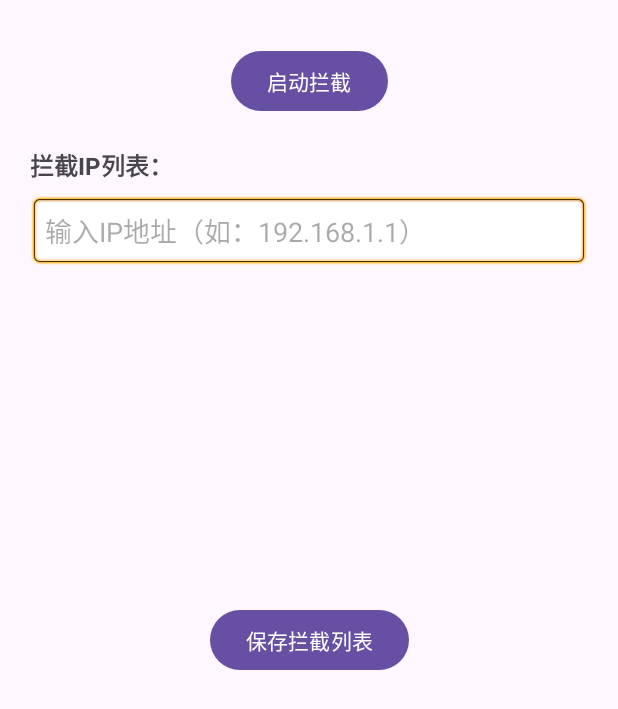
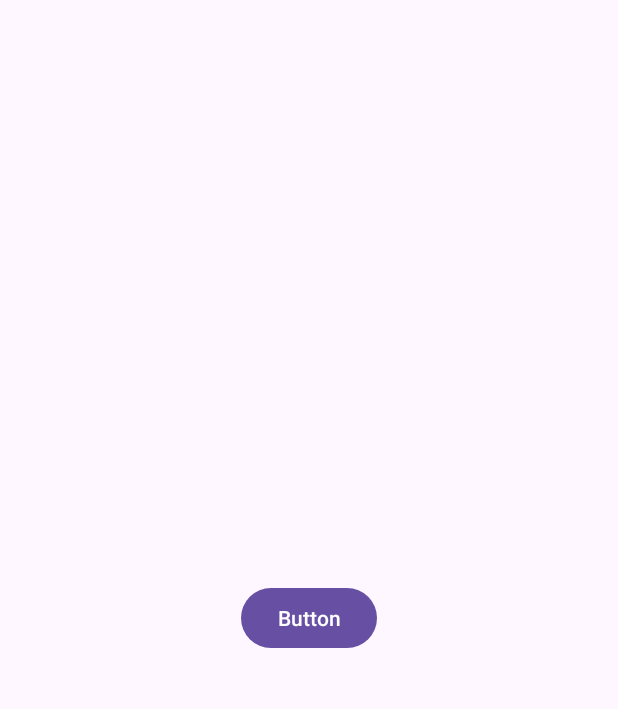
Before and after one commit to Matthew-ljm/IP-Blocker, an Android app: the layout activity_main.xml on its own in the app's theme, with its tools: preview values and no code run, on a phone screen of 412 x 824 dp. Shown: the top 709 px of the screen. Run offline under Robolectric (Android 15) with nearby library versions, the phone set to English and light mode, and no system bars.

Commit message:
Add files via upload

```diff
--- a/app/src/main/res/layout/activity_main.xml
+++ b/app/src/main/res/layout/activity_main.xml
@@ -1,75 +1,19 @@
 <?xml version="1.0" encoding="utf-8"?>
-<androidx.constraintlayout.widget.ConstraintLayout
-    xmlns:android="http://schemas.android.com/apk/res/android"
+<androidx.constraintlayout.widget.ConstraintLayout xmlns:android="http://schemas.android.com/apk/res/android"
     xmlns:app="http://schemas.android.com/apk/res-auto"
     xmlns:tools="http://schemas.android.com/tools"
     android:layout_width="match_parent"
     android:layout_height="match_parent"
     tools:context=".MainActivity">
 
-    <!-- 主切换按钮 -->
-    <Button
+    <com.google.android.material.button.MaterialButton
         android:id="@+id/tun_switch_button"
         android:layout_width="wrap_content"
         android:layout_height="wrap_content"
-        android:text="启动拦截"
-        android:layout_marginTop="30dp"
-        app:layout_constraintTop_toTopOf="parent"
+        android:text="Button"
+        app:layout_constraintBottom_toBottomOf="parent"
+        app:layout_constraintEnd_toEndOf="parent"
         app:layout_constraintStart_toStartOf="parent"
-        app:layout_constraintEnd_toEndOf="parent"/>
-
-    <!-- IP拦截列表标题（修复语法错误） -->
-    <TextView
-        android:id="@+id/ip_list_title"
-        android:layout_width="wrap_content"
-        android:layout_height="wrap_content"
-        android:text="拦截IP列表："
-        android:textSize="16sp"
-        android:textStyle="bold"
-        android:layout_marginStart="20dp"
-        android:layout_marginTop="20dp"
-        app:layout_constraintTop_toBottomOf="@id/tun_switch_button"
-        app:layout_constraintStart_toStartOf="parent"/>
-
-    <!-- IP输入框 -->
-    <EditText
-        android:id="@+id/ip_input"
-        android:layout_width="match_parent"
-        android:layout_height="wrap_content"
-        android:hint="输入IP地址（如：192.168.1.1）"
-        android:inputType="textUri"
-        android:maxLines="1"
-        android:padding="10dp"
-        android:background="@android:drawable/editbox_background"
-        android:layout_marginStart="20dp"
-        android:layout_marginEnd="20dp"
-        android:layout_marginTop="8dp"
-        app:layout_constraintTop_toBottomOf="@id/ip_list_title"
-        app:layout_constraintStart_toStartOf="parent"
-        app:layout_constraintEnd_toEndOf="parent"/>
-
-    <!-- IP列表展示 -->
-    <ListView
-        android:id="@+id/ip_list_view"
-        android:layout_width="match_parent"
-        android:layout_height="200dp"
-        android:background="@android:drawable/list_selector_background"
-        android:layout_marginStart="20dp"
-        android:layout_marginEnd="20dp"
-        android:layout_marginTop="10dp"
-        app:layout_constraintTop_toBottomOf="@id/ip_input"
-        app:layout_constraintStart_toStartOf="parent"
-        app:layout_constraintEnd_toEndOf="parent"/>
-
-    <!-- 保存按钮 -->
-    <Button
-        android:id="@+id/save_button"
-        android:layout_width="wrap_content"
-        android:layout_height="wrap_content"
-        android:text="保存拦截列表"
-        android:layout_marginTop="15dp"
-        app:layout_constraintTop_toBottomOf="@id/ip_list_view"
-        app:layout_constraintStart_toStartOf="parent"
-        app:layout_constraintEnd_toEndOf="parent"/>
+        app:layout_constraintTop_toTopOf="parent" />
 
 </androidx.constraintlayout.widget.ConstraintLayout>
```
